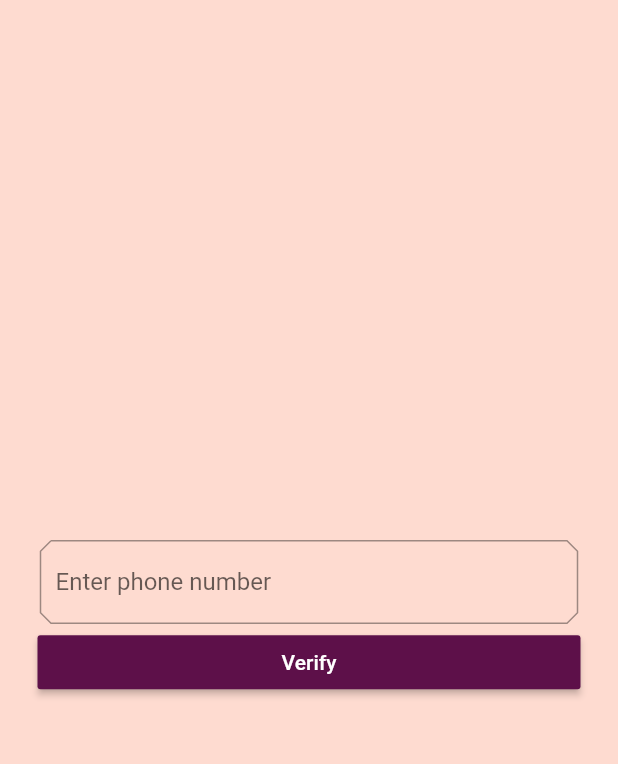
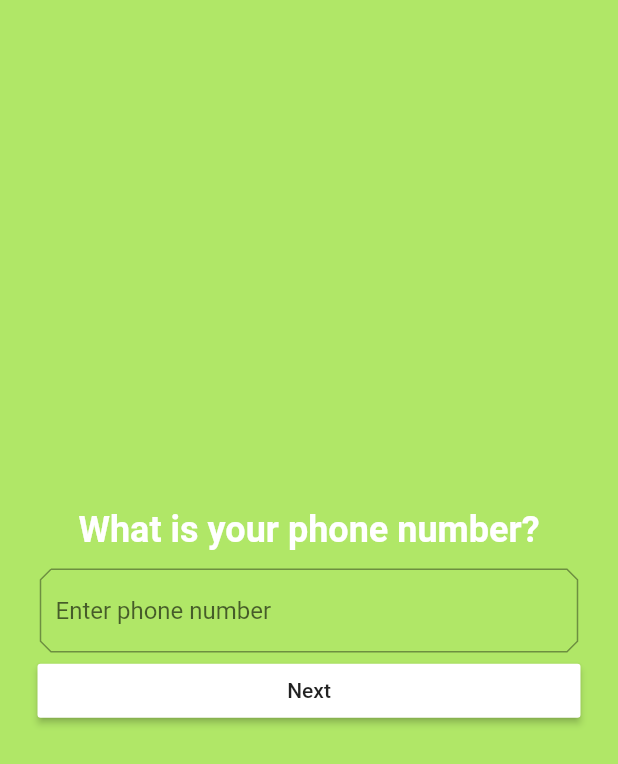
Before and after one commit to ThaeThinzar/flutter_app_study, a Flutter app: the screen it shows after launch, on a phone screen of 412 x 824 dp. Shown: the top 764 px of the screen. Run offline on Flutter 3.47's test engine with Material 2 defaults, Android fonts, the phone set to English and light mode, and no system bars; our stand-ins replace cloud_firestore, firebase_auth, firebase_storage, flutter_local_notifications, flutter_markdown, font_awesome_flutter and 5 more; missing offline and left inert: github, mock_data, multi_image_picker; accounts and stored records are empty; Roboto replaces fonts that are missing (Rubik).

Commit message:
[GitHub_Kai] phone authentication design change

```diff
--- a/lib/color.dart
+++ b/lib/color.dart
@@ -13,4 +13,5 @@ const SurfaceWhite = const Color(0xFFFFFBFA);
 const  BackgroundWhite = Colors.white;
 
 const kShrinePurple = Color(0xFF5D1049);
+const greenDiamond = Color(0xFFB0E767);
 const kShrineBlack = Color(0xFF000000);
--- a/lib/main.dart
+++ b/lib/main.dart
@@ -53,11 +53,10 @@ class MyApp extends StatelessWidget {
   ThemeData _buildTheme(){
     final ThemeData base = ThemeData.light();
     return base.copyWith(
-      accentColor: Brown900,
-      primaryColor: pink100,
+      accentColor: greenDiamond,
+      primaryColor: Colors.white,
       buttonTheme: base.buttonTheme.copyWith(
-        buttonColor: kShrinePurple,
-        textTheme: ButtonTextTheme.primary,
+        buttonColor: Colors.white,
         colorScheme: ColorScheme.light().copyWith(primary: pink100)
       ),
       buttonBarTheme: base.buttonBarTheme.copyWith(
@@ -72,8 +71,8 @@ class MyApp extends StatelessWidget {
       inputDecorationTheme: InputDecorationTheme(
         border: CutCornersBorder(),
       ),
-      scaffoldBackgroundColor: pink100,
-      cardColor: kShrinePurple,
+      scaffoldBackgroundColor: greenDiamond,
+      cardColor: Colors.white,
       textSelectionColor: pink100,
       errorColor: ErrorRed,
     );
--- a/lib/phone_authen/loginpage.dart
+++ b/lib/phone_authen/loginpage.dart
@@ -17,6 +17,8 @@ class _LoginPageState extends State<LoginPage> {
   @override
   Widget build(BuildContext context) {
     return Scaffold(
+      resizeToAvoidBottomPadding: false,
+      resizeToAvoidBottomInset: true,
       body: Form(
           key: formKey,
           child: Column(
@@ -24,15 +26,28 @@ class _LoginPageState extends State<LoginPage> {
             children: <Widget>[
               Padding(
                   padding: EdgeInsets.only(left: 25.0, right: 25.0),
-                  child: TextFormField(
+                  child: Column(
+                    mainAxisAlignment: MainAxisAlignment.center,
+                    children: <Widget>[
+                      Text('What is your phone number?', style: TextStyle(fontWeight: FontWeight.bold, color: Colors.white, fontSize: 24),),
+                     SizedBox(height: 10,),
+                      TextFormField(
                           keyboardType: TextInputType.phone,
                           decoration: InputDecoration(hintText: 'Enter phone number'),
                           onChanged: (val) {
                             setState(() {
-                        this.phoneNo = val;
+                              this.phoneNo = '+959'+val;
                             });
                           },
-                  )),
+                        ),
+
+                    ],
+                  )
+              ),
+              codeSent ?
+              SizedBox(height: 150,
+                        width: 150,
+                         child: Image(image: AssetImage('assets/images/mobile_verfi.png')),):Container(),
               codeSent ? Padding(
                   padding: EdgeInsets.only(left: 25.0, right: 25.0),
                   child: TextFormField(
@@ -47,7 +62,7 @@ class _LoginPageState extends State<LoginPage> {
               Padding(
                   padding: EdgeInsets.only(left: 25.0, right: 25.0),
                   child: RaisedButton(
-                      child: Center(child: codeSent ? Text('Login'):Text('Verify')),
+                      child: Center(child: codeSent ? Text('Login'):Text('Next')),
                       onPressed: () {
                         codeSent ? AuthService().signInWithOTP(smsCode, verificationId):verifyPhone(phoneNo);
                       }))
--- a/pubspec.yaml
+++ b/pubspec.yaml
@@ -68,6 +68,7 @@ flutter:
   uses-material-design: true
   assets:
     - assets/images/welcome.png
+    - assets/images/mobile_verfi.png
     # TODO: Add slanted menu asset (104)
     - packages/shrine_images/0-0.jpg
     - packages/shrine_images/1-0.jpg
```
Also changed, not shown: assets/images/mobile_verfi.png (added). Lines whose indentation alone changed are shown as unchanged.
